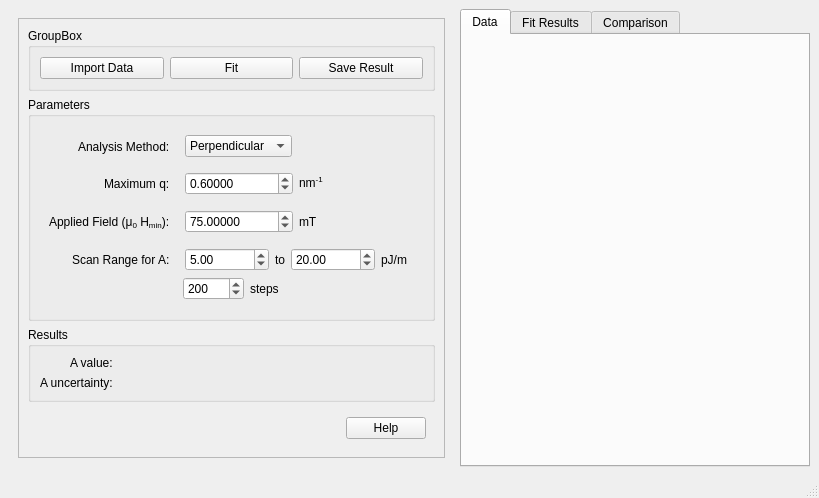
SasView/sasview, file src/sas/qtgui/Utilities/MuMag/UI/MuMagUI.ui: the form before one commit.
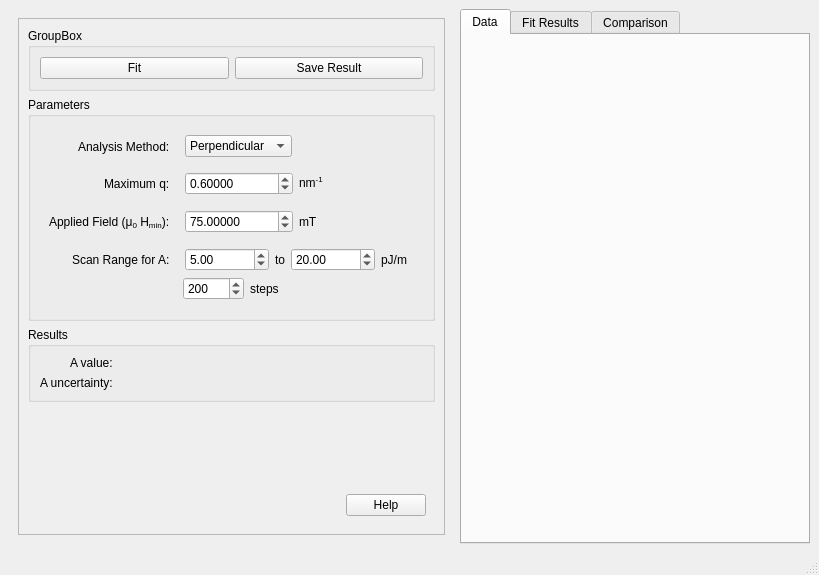
The form after the commit.

Commit message: Remove the import data button from Mumag.

Diff of the .ui file:
```diff
--- a/src/sas/qtgui/Utilities/MuMag/UI/MuMagUI.ui
+++ b/src/sas/qtgui/Utilities/MuMag/UI/MuMagUI.ui
@@ -7,7 +7,7 @@
     <x>0</x>
     <y>0</y>
     <width>819</width>
-    <height>480</height>
+    <height>575</height>
    </rect>
   </property>
   <property name="windowTitle">
@@ -33,13 +33,6 @@
              <string>GroupBox</string>
             </property>
             <layout class="QHBoxLayout" name="horizontalLayout_11">
-             <item>
-              <widget class="QPushButton" name="ImportDataButton">
-               <property name="text">
-                <string>Import Data</string>
-               </property>
-              </widget>
-             </item>
              <item>
               <widget class="QPushButton" name="SimpleFitButton">
                <property name="text">
```
Left out of the diff: 20 changed lines with no effect on the pictures.
